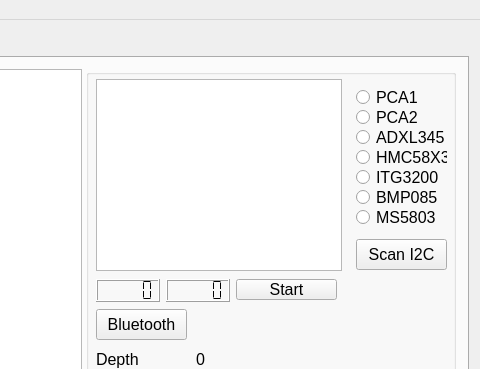
First picture: the form in mainwindow.ui, repository robocenter-rov/remote-control, before the edit; both pictures show x 768 to 1248 and y 0 to 369 of the 1248 by 778 pixel window.
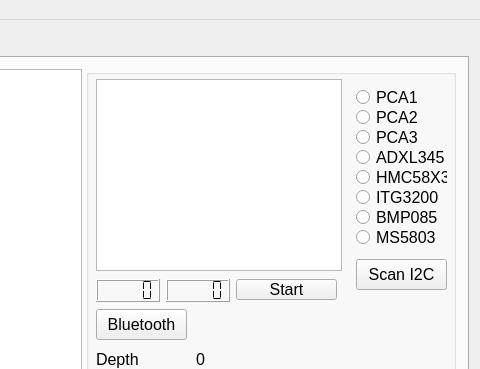
Second picture: the form after the edit. Custom widgets are drawn as their Qt base class.

Commit message: Add MS5803 as scannable device

Diff of the .ui file:
```diff
--- a/mainwindow.ui
+++ b/mainwindow.ui
@@ -316,7 +316,7 @@
             <property name="geometry">
              <rect>
               <x>270</x>
-              <y>60</y>
+              <y>80</y>
               <width>91</width>
               <height>17</height>
              </rect>
@@ -338,7 +338,7 @@
             <property name="geometry">
              <rect>
               <x>270</x>
-              <y>80</y>
+              <y>100</y>
               <width>91</width>
               <height>17</height>
              </rect>
@@ -360,7 +360,7 @@
             <property name="geometry">
              <rect>
               <x>270</x>
-              <y>100</y>
+              <y>120</y>
               <width>91</width>
               <height>17</height>
              </rect>
@@ -382,7 +382,7 @@
             <property name="geometry">
              <rect>
               <x>270</x>
-              <y>120</y>
+              <y>140</y>
               <width>91</width>
               <height>17</height>
              </rect>
@@ -407,7 +407,7 @@
             <property name="geometry">
              <rect>
               <x>270</x>
-              <y>140</y>
+              <y>160</y>
               <width>91</width>
               <height>17</height>
              </rect>
@@ -426,7 +426,7 @@
             <property name="geometry">
              <rect>
               <x>270</x>
-              <y>170</y>
+              <y>190</y>
               <width>91</width>
               <height>31</height>
              </rect>
@@ -625,6 +625,28 @@
              <bool>false</bool>
             </property>
            </widget>
+           <widget class="QRadioButton" name="radioPCA3">
+            <property name="enabled">
+             <bool>true</bool>
+            </property>
+            <property name="geometry">
+             <rect>
+              <x>270</x>
+              <y>60</y>
+              <width>91</width>
+              <height>17</height>
+             </rect>
+            </property>
+            <property name="text">
+             <string>PCA3</string>
+            </property>
+            <property name="checkable">
+             <bool>true</bool>
+            </property>
+            <property name="autoExclusive">
+             <bool>false</bool>
+            </property>
+           </widget>
           </widget>
          </widget>
         </item>
```
The commit also changes 2 other files.
